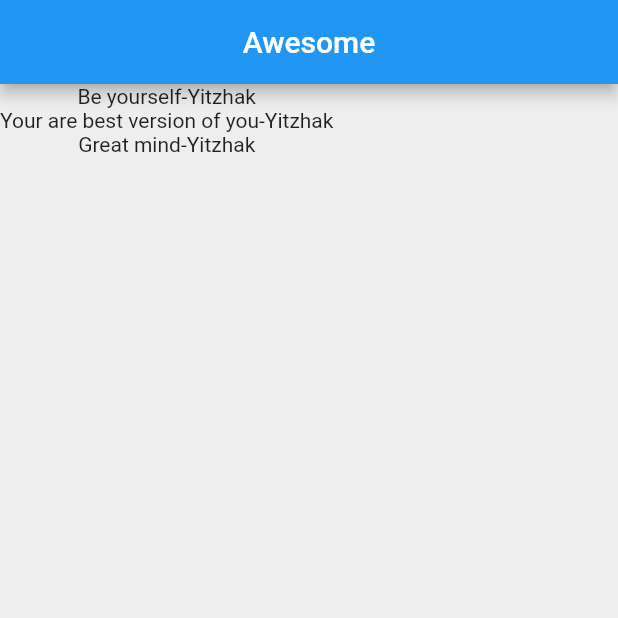
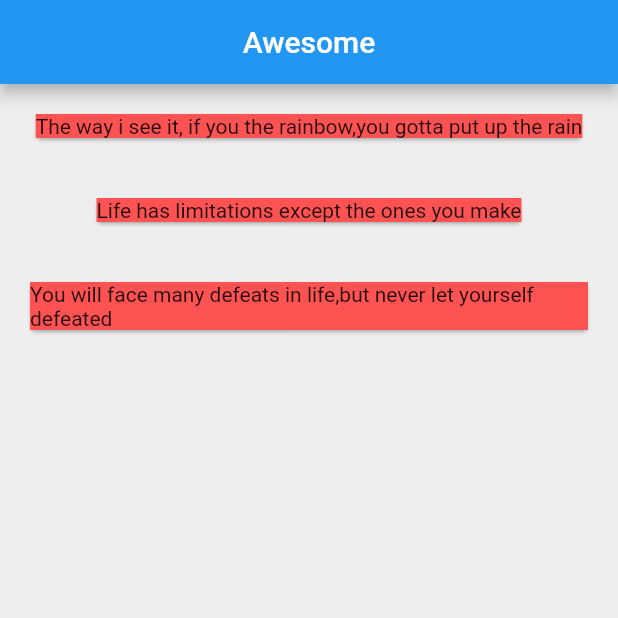
Before and after one commit to Yitzhak-Njenga/Quotes-App-flutter, a Flutter app: the screen it shows after launch, on a phone screen of 412 x 824 dp, the top half of it. Run offline on Flutter 3.47's test engine with Material 2 defaults, Android fonts, the phone set to English and light mode, and no system bars.

Commit message:
added a card

```diff
--- a/lib/main.dart
+++ b/lib/main.dart
@@ -7,11 +7,41 @@ import 'package:flutter/material.dart';
 void main() => runApp(MaterialApp(
 
 
+
+
 debugShowCheckedModeBanner: false,
 
   home: Home()
 
 ));
+
+List<Quote> quotes = [
+  Quote(author: 'Dolly Parton', text: 'The way i see it, if you the rainbow,you gotta put up the rain'),
+  Quote(author: 'Les Brown', text: 'Life has limitations except the ones you make'),
+  Quote(author: 'Maya defeated', text: 'You will face many defeats in life,but never let yourself defeated'),
+
+];
+
+
+
+Widget quoteTemplate(quotes) {
+  return
+    Column(
+        children: List.generate(quotes.length,(i) =>
+
+               Card(
+                  margin: EdgeInsets.all(20.0),
+                  child:
+                  Container(
+
+                      color: Colors.redAccent, child:
+                  Text(quotes[i].text)
+                  ))
+
+        )
+    );
+}
+
 
 class Home extends StatefulWidget {
   const Home({Key? key}) : super(key: key);
@@ -22,12 +52,8 @@ class Home extends StatefulWidget {
 
 class _HomeState extends State<Home> {
 
-  List<Quote> quotes = [
-    Quote(author: 'Yitzhak', text: 'Be yourself'),
-    Quote(author: 'Yitzhak', text: 'Your are best version of you'),
-    Quote(author: 'Yitzhak', text: 'Great mind'),
 
-  ];
+
   @override
   Widget build(BuildContext context) {
     return Scaffold(
@@ -39,11 +65,9 @@ class _HomeState extends State<Home> {
         centerTitle: true,
       ),
 
-      body: Column(
-        children:  quotes.map((quote) => Text('${quote.text}-${quote.author}')).toList(),
-
+      body: quoteTemplate( quotes)
 
       )
-    );
+    ;
   }
 }
```
